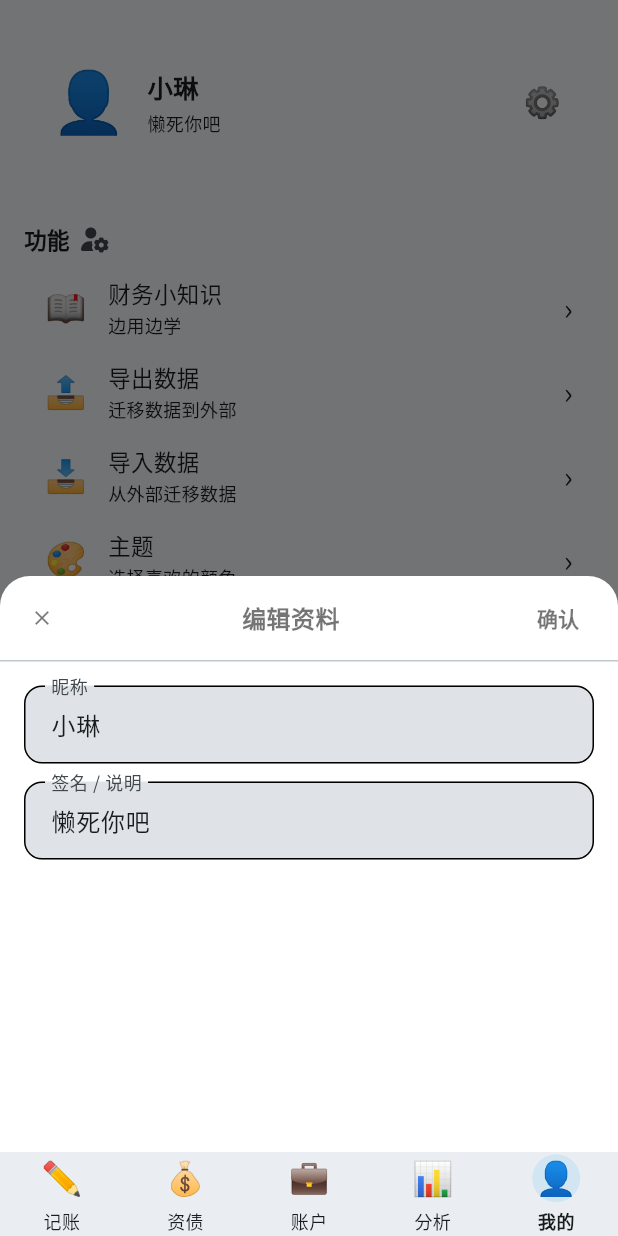
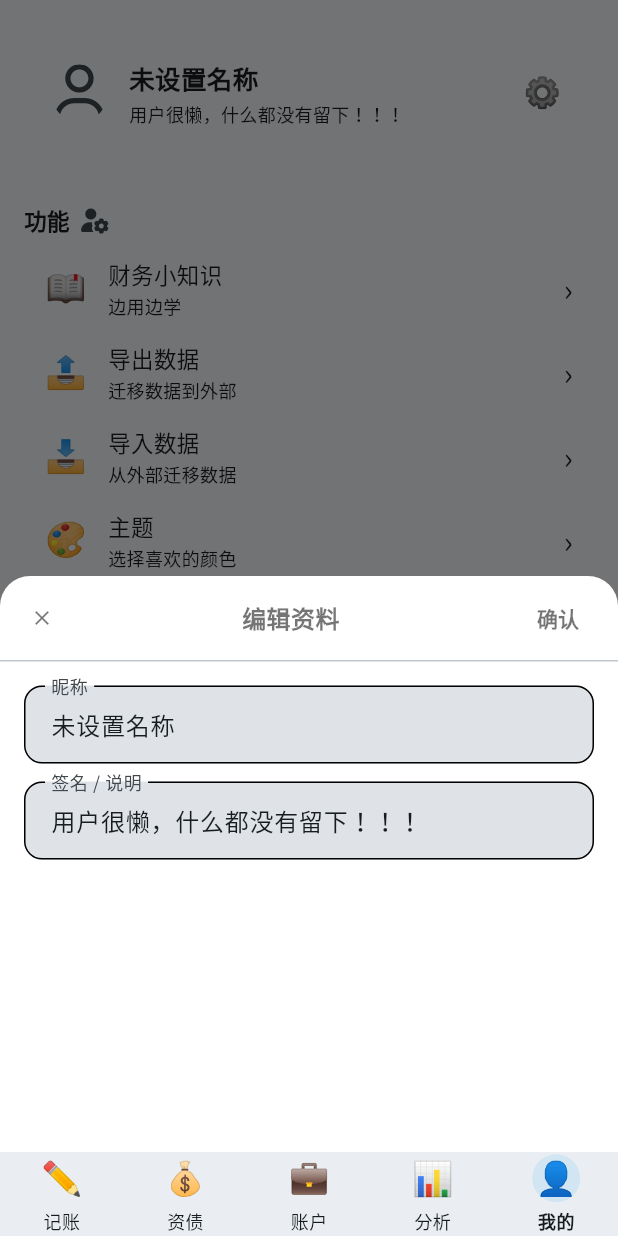
Before and after one commit to xiao-lin-unit/yuan, a Flutter app: the screen it shows after launch, item 5 of the bottom bar chosen, after a tap on "⚙️", on a phone screen of 412 x 824 dp. Run offline on Flutter 3.47's test engine with Material 3 defaults, Android fonts, the phone set to English and light mode, and no system bars; our stand-ins replace go_router, google_fonts, shared_preferences, sqflite, sqflite_common_ffi; accounts and stored records are empty.

Commit message:
用户数据持久存储

```diff
--- /dev/null
+++ b/lib/components.dart
@@ -0,0 +1,32 @@
+import 'package:provider/provider.dart';
+import 'package:sqflite_common_ffi/sqflite_ffi.dart';
+import 'package:yuan/service/user_controller.dart';
+
+import 'database/user/user_dao.dart';
+
+class Components {
+  static Map<String, BaseDao> components = {
+
+  };
+}
+
+abstract class BaseDao {
+  String get name;
+}
+
+class Services {
+  static List<ChangeNotifierProvider> initServices(Database db) {
+    final userDao = UserInfoDao();
+    final userController = UserController(db, userDao);
+    userController.load();
+
+    Components.components.putIfAbsent(
+      "user",
+          () => userDao,
+    );
+
+    return [
+      ChangeNotifierProvider<UserController>.value(value: userController),
+    ];
+  }
+}
--- a/lib/database/database_shell.dart
+++ b/lib/database/database_shell.dart
@@ -1,3 +1,4 @@
+
 import 'package:flutter/cupertino.dart';
 import 'package:sqflite_common_ffi/sqflite_ffi.dart';
 import 'package:path/path.dart';
@@ -6,6 +7,9 @@ import 'package:yuan/database/user/user_db.dart';
 
 /// 数据库服务：只负责建库建表，不存任何业务表
 class DatabaseService {
+  DatabaseService._internal();
+  static final DatabaseService instance = DatabaseService._internal();
+
   static const _dbName = 'yuan.db';
   static const _dbVersion = 1;
   Database? _db;
@@ -22,6 +26,9 @@ class DatabaseService {
 
   Future<Database> _open() async {
     final dbPath = join(await getDatabasesPath(), _dbName);
+    debugPrint('📱 DB PATH = $dbPath');
+    final exists = await databaseFactory.databaseExists(dbPath);
+    debugPrint('📱 DB EXISTS = $exists');
     return await openDatabase(
       dbPath,
       version: _dbVersion,
--- a/lib/database/user/user_dao.dart
+++ b/lib/database/user/user_dao.dart
@@ -0,0 +1,31 @@
+import 'package:sqflite_common_ffi/sqflite_ffi.dart';
+import 'package:yuan/database/user/user_info.dart';
+
+import '../../components.dart';
+
+class UserInfoDao implements BaseDao {
+  static const table = 'user_info';
+
+  Future<UserInfo> getUser(Database db) async {
+    final rows = await db.query(table, limit: 1);
+
+    if (rows.isEmpty) {
+      await db.insert(table, {'id': 1, 'avatar': '', 'username': '未设置名称', 'user_sub': '用户很懒，什么都没有留下！！！'}); // 触发默认值
+      return getUser(db);
+    }
+
+    return UserInfo.fromMap(rows.first);
+  }
+
+  Future<void> updateUser(Database db, UserInfo user) async {
+    await db.update(
+      table,
+      user.toMap(),
+      where: 'id = ?',
+      whereArgs: [user.id],
+    );
+  }
+
+  @override
+  String get name => "user";
+}
--- a/lib/database/user/user_db.dart
+++ b/lib/database/user/user_db.dart
@@ -1,5 +1,5 @@
 import '../db_module.dart';
-import 'package:sqflite/sqflite.dart';
+import 'package:sqflite_common_ffi/sqflite_ffi.dart';
 
 class UserDb implements DbModule {
   static const tableName = 'user_info';
--- /dev/null
+++ b/lib/database/user/user_info.dart
@@ -0,0 +1,44 @@
+class UserInfo {
+  final int? id;
+  final String? avatar; // base64 or null
+  final String username;
+  final String userSub;
+
+  const UserInfo({
+    this.id,
+    this.avatar,
+    required this.username,
+    required this.userSub,
+  });
+
+  factory UserInfo.fromMap(Map<String, dynamic> map) {
+    return UserInfo(
+      id: map['id'] as int?,
+      avatar: map['avatar'] as String?,
+      username: map['username'] as String,
+      userSub: map['user_sub'] as String,
+    );
+  }
+
+  Map<String, dynamic> toMap() {
+    return {
+      'id': id,
+      'avatar': avatar,
+      'username': username,
+      'user_sub': userSub,
+    };
+  }
+
+  UserInfo copyWith({
+    String? avatar,
+    String? username,
+    String? userSub,
+  }) {
+    return UserInfo(
+      id: id,
+      avatar: avatar ?? this.avatar,
+      username: username ?? this.username,
+      userSub: userSub ?? this.userSub,
+    );
+  }
+}
--- a/lib/main.dart
+++ b/lib/main.dart
@@ -1,32 +1,36 @@
 import 'package:flutter/material.dart';
 import 'package:provider/provider.dart';
-import 'package:flutter/foundation.dart' show kIsWeb;  // ← 加这个
+import 'package:flutter/foundation.dart' show kIsWeb;
 import 'package:sqflite_common_ffi/sqflite_ffi.dart';
-import 'package:yuan/settings.dart';
 import 'database/database_shell.dart';
 import 'dart:io';
 import 'router/router_shell.dart';
 import 'theme.dart';
+import 'components.dart';
 
 
 class YuanApp extends StatelessWidget {
   final ThemeController theme;
-  const YuanApp({super.key, required this.theme});
+  final List<ChangeNotifierProvider> svc;
+  const YuanApp({super.key, required this.theme, required this.svc});
 
   @override
   Widget build(BuildContext context) {
-    return ChangeNotifierProvider.value(
-      value: theme,
+    return MultiProvider(
+        providers: [
+          ChangeNotifierProvider.value(value: theme),
+          ...svc,
+        ],
         child: Consumer<ThemeController>(
           builder: (context, t, _) => MaterialApp.router(
             title: '裕安',
-          theme: AppTheme.light(defaultColor),
-          darkTheme: AppTheme.dark(defaultColor),
+            theme: AppTheme.light(t.seed),
+            darkTheme: AppTheme.dark(t.seed),
             themeMode: t.mode,
             routerConfig: appRouter,
           )
-      ),
-    );
+    ));
+
   }
 }
 
@@ -40,12 +44,24 @@ void main() async {
     }
   }
 
-  DatabaseService().database.then((_) {
+  Database? db;
+
+  try {
+    db = await DatabaseService.instance.database;
     debugPrint('✅ 数据库就绪');
-  }).catchError((e) {
+  } catch (e, st) {
     debugPrint('❌ 数据库初始化失败: $e');
-  });
-  final theme = ThemeController();
-  await theme.load();
-  runApp(YuanApp(theme: theme,));
+    debugPrint(st.toString());
   }
+
+  if (db == null) {
+    runApp(ErrorWidget("软件初始化失败"));
+    return;
+  }
+
+  final themeController = ThemeController();
+  await themeController.load();
+  List<ChangeNotifierProvider> svc = Services.initServices(db);
+
+  runApp(YuanApp(theme: themeController, svc: svc));
+}
--- a/lib/screens/commons/sheet/bottom_sheet.dart
+++ b/lib/screens/commons/sheet/bottom_sheet.dart
@@ -17,7 +17,7 @@ class CommonBottomSheet extends StatelessWidget {
   final String confirmText;
 
   /// 确认回调（由使用方处理逻辑）
-  final VoidCallback? onConfirm;
+  final Future<void> Function()? onConfirm;
 
   /// 点击遮罩是否关闭
   final bool barrierDismissible;
@@ -44,7 +44,7 @@ class CommonBottomSheet extends StatelessWidget {
     bool showCloseButton = true,
     bool showConfirmButton = true,
     String confirmText = '确认',
-    VoidCallback? onConfirm,
+  Future<void> Function()? onConfirm,
     bool barrierDismissible = true,
     bool enableDragToDismiss = true,
   }) {
@@ -130,7 +130,14 @@ class CommonBottomSheet extends StatelessWidget {
                         /// 保存按钮
                         if (showConfirmButton)
                           TextButton(
-                            onPressed: onConfirm,
+                            onPressed: () async {
+                              if (onConfirm != null) {
+                                await onConfirm!();
+                              }
+                              if (context.mounted) {
+                                Navigator.pop(context);
+                              }
+                            },
                             child: Text(confirmText, style: TextStyle(color: Colors.black54)),
                           )
                         else
--- a/lib/screens/profile/profile_screen.dart
+++ b/lib/screens/profile/profile_screen.dart
@@ -35,7 +35,7 @@ class ProfileScreen extends StatelessWidget {
             crossAxisAlignment: CrossAxisAlignment.start,
             children: [
               // ① 用户
-              const ProfileUserSection(avatar: '👤', userName: '小琳', userSub: '懒死你吧'),
+              const ProfileUserSection(),
               // 间隔
               const SizedBox(height: 12),
               // ② 功能
--- a/lib/screens/profile/widgets/user/profile_user_section.dart
+++ b/lib/screens/profile/widgets/user/profile_user_section.dart
@@ -1,53 +1,71 @@
 import 'package:flutter/material.dart';
+import 'package:provider/provider.dart';
+import 'package:yuan/screens/profile/widgets/user/user_avatar.dart';
+
+import '../../../../database/user/user_info.dart';
+import '../../../../service/user_controller.dart';
+import '../../../commons/sheet/bottom_sheet.dart';
+import '../../../commons/styles/app_styles.dart';
 import 'edit_profile_sheet.dart';
-import '../../../commons/styles/app_styles.dart';
-import '../../../commons/sheet/bottom_sheet.dart';
 
-class ProfileUserSection extends StatefulWidget {
-  final String avatar;
-  final String userName;
-  final String userSub;
+class ProfileUserSection extends StatelessWidget {
+  const ProfileUserSection({super.key});
 
-  const ProfileUserSection({
-    super.key,
-    this.avatar = '👤',
-    this.userName = '未设置名字',
-    this.userSub = '📱 数据全部保存在本设备',
-  });
-
-  @override
-  State<ProfileUserSection> createState() => _ProfileUserSectionState();
-}
-
-class _ProfileUserSectionState extends State<ProfileUserSection> {
-  late String _avatar;
-  late String _userName;
-  late String _userSub;
-
-  @override
-  void initState() {
-    super.initState();
-    _avatar = widget.avatar;
-    _userName = widget.userName;
-    _userSub = widget.userSub;
+  Future<void> _openEdit(BuildContext context, UserInfo user) async {
+    await showEditProfileSheet(
+      context,
+      initialName: user.username,
+      initialSub: user.userSub,
+      onSave: (name, sub) {
+        context.read<UserController>().updateProfile(
+          username: name,
+          userSub: sub,
+        );
+      },
+    );
   }
 
-  Future<void> _openEdit() async {
-    await showEditProfileSheet(
+  Future<void> showEditProfileSheet(
+      BuildContext context, {
+        required String initialName,
+        required String initialSub,
+        required void Function(String name, String sub) onSave,
+      }) async {
+    final nameCtrl = TextEditingController(text: initialName);
+    final subCtrl = TextEditingController(text: initialSub);
+
+    await CommonBottomSheet.show(
       context,
-      initialName: _userName,
-      initialSub: _userSub,
-      onSave: (result) {
-        setState(() {
-          _userName = result['name']!;
-          _userSub = result['sub']!;
-        });
+      title: '编辑资料',
+      showConfirmButton: true,
+      onConfirm: () async {
+        final name = nameCtrl.text.trim();
+        final sub = subCtrl.text.trim();
+
+        if (name.isEmpty) {
+          ScaffoldMessenger.of(context).showSnackBar(
+            const SnackBar(content: Text('昵称不能为空')),
+          );
+          return;
+        }
+
+        onSave(name, sub);
       },
+      child: EditProfileSheet(
+        nameCtrl: nameCtrl,
+        subCtrl: subCtrl,
+      ),
     );
   }
 
   @override
   Widget build(BuildContext context) {
+    final user = context.watch<UserController>().user;
+
+    if (user == null) {
+      return const SizedBox(height: 80); // 或 loading placeholder
+    }
+
     return Padding(
       padding: const EdgeInsets.fromLTRB(
         AppStyles.pageHPadding, 4, AppStyles.pageHPadding, 4,
@@ -57,24 +75,23 @@ class _ProfileUserSectionState extends State<ProfileUserSection> {
         decoration: AppStyles.cardDecoration(context),
         child: Row(
           children: [
-            Text(_avatar, style: const TextStyle(fontSize: 40)),
+            UserAvatar(base64: user.avatar),
             const SizedBox(width: 14),
             Expanded(
               child: Column(
                 crossAxisAlignment: CrossAxisAlignment.start,
                 children: [
-                  Text(_userName, style: AppStyles.userNameStyle),
+                  Text(user.username, style: AppStyles.userNameStyle),
                   const SizedBox(height: 3),
-                  Text(_userSub, style: AppStyles.userSubStyle),
+                  Text(user.userSub, style: AppStyles.userSubStyle),
                 ],
               ),
             ),
-            // 齿轮：只有这里可点击
             Material(
               color: Colors.transparent,
               child: InkWell(
                 borderRadius: BorderRadius.circular(20),
-                onTap: _openEdit,
+                onTap: () => _openEdit(context, user),
                 child: const Padding(
                   padding: EdgeInsets.all(4),
                   child: Text('⚙️', style: TextStyle(fontSize: 20)),
@@ -87,43 +104,3 @@ class _ProfileUserSectionState extends State<ProfileUserSection> {
     );
   }
 }
-
-Future<void> showEditProfileSheet(
-    BuildContext context, {
-      required String initialName,
-      required String initialSub,
-      required ValueChanged<Map<String, String>> onSave,
-    }) async {
-  final nameCtrl = TextEditingController(text: initialName);
-  final subCtrl = TextEditingController(text: initialSub);
-
-  await CommonBottomSheet.show(
-    context,
-    title: '编辑资料',
-    showCloseButton: true,
-    showConfirmButton: true,
-    enableDragToDismiss: true,
-    onConfirm: () {
-      final name = nameCtrl.text.trim();
-      final sub = subCtrl.text.trim();
-
-      if (name.isEmpty) {
-        ScaffoldMessenger.of(context).showSnackBar(
-          const SnackBar(content: Text('昵称不能为空')),
-        );
-        return;
-      }
-
-      onSave({
-        'name': name,
-        'sub': sub,
-      });
-
-      Navigator.pop(context);
-    },
-    child: EditProfileSheet(
-      nameCtrl: nameCtrl,
-      subCtrl: subCtrl,
-    ),
-  );
-}
--- /dev/null
+++ b/lib/screens/profile/widgets/user/user_avatar.dart
@@ -0,0 +1,32 @@
+import 'dart:convert';
+
+import 'package:flutter/material.dart';
+import 'package:yuan/screens/commons/icons/app_icons.dart';
+
+class UserAvatar extends StatelessWidget {
+  final String? base64;
+
+  const UserAvatar({super.key, required this.base64});
+
+  @override
+  Widget build(BuildContext context) {
+
+    return ClipOval(
+      child: SizedBox(
+        width: 38,
+        height: 38,
+        child: base64 == null || base64 == ''
+            ? FittedBox(
+                fit: BoxFit.cover,
+                child: Icon(
+                  AppIcons.user,
+                ),
+              )
+            : FittedBox(
+                fit: BoxFit.cover,
+                child: Image.memory(base64Decode(base64!)),
+              ),
+      ),
+    );
+  }
+}
--- /dev/null
+++ b/lib/service/user_controller.dart
@@ -0,0 +1,38 @@
+import 'package:flutter/cupertino.dart';
+import 'package:sqflite_common_ffi/sqflite_ffi.dart';
+import '../database/user/user_dao.dart';
+import '../database/user/user_info.dart';
+
+class UserController extends ChangeNotifier {
+  final UserInfoDao dao;
+  final Database db;
+
+  UserController(this.db, this.dao);
+
+  UserInfo? _user;
+  UserInfo? get user => _user;
+
+  Future<void> load() async {
+    _user = await dao.getUser(db);
+    notifyListeners();
+  }
+
+  Future<void> updateAvatar(String base64) async {
+    _user = _user!.copyWith(avatar: base64);
+    await dao.updateUser(db, _user!);
+    notifyListeners();
+  }
+
+  Future<void> updateProfile({
+    String? username,
+    String? userSub,
+  }) async {
+    _user = _user!.copyWith(
+      username: username,
+      userSub: userSub,
+    );
+    await dao.updateUser(db, _user!);
+    notifyListeners();
+  }
+
+}
```
Lines whose indentation alone changed are shown as unchanged.
